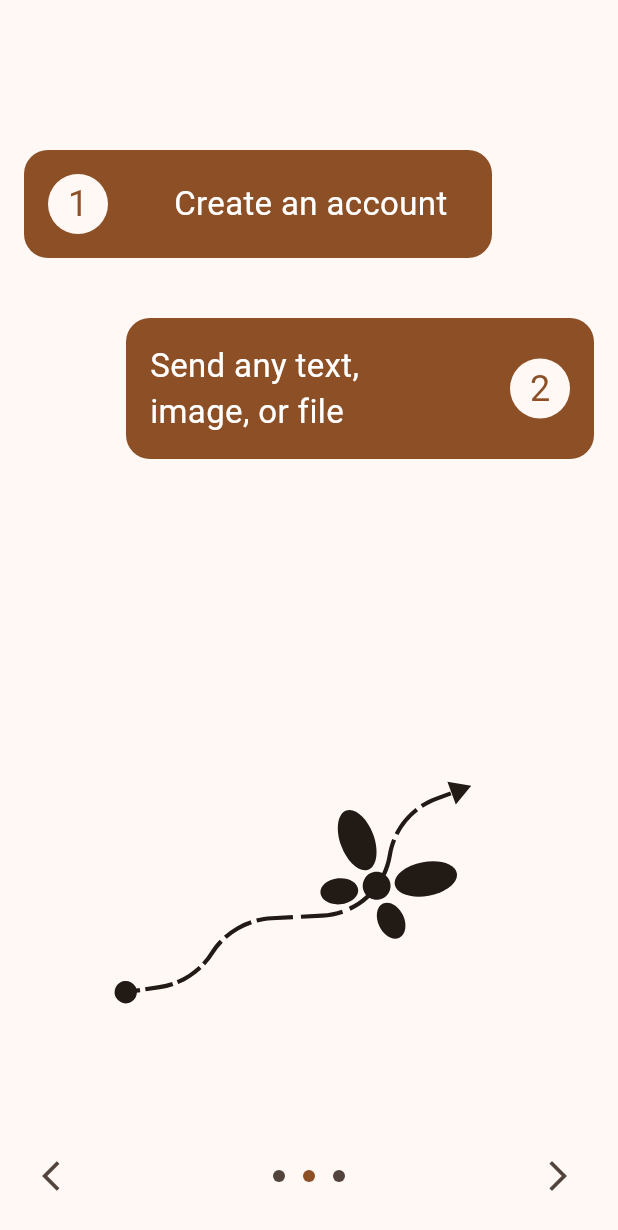
After one commit to ksyro98/passaround, a Flutter app: the screen it shows after launch, after a tap on "Show me how it works", after a tap on the "arrow forward ios" icon, on a phone screen of 412 x 824 dp. The commit adds this screen. Shown: the top 1230 px of the screen. Run offline on Flutter 3.47's test engine with Material 3 defaults, Android fonts, the phone set to English and light mode, and no system bars; drawn by our look-alikes of dynamic_color; our stand-ins replace cloud_firestore, equatable, file_picker, firebase_auth, firebase_core, firebase_storage and 4 more; missing offline and left inert: dart:html, super_clipboard, super_drag_and_drop; accounts and stored records are empty; generated files the repository leaves out were written again.

Commit message:
Added onboarding flow for mobile

```diff
--- a/lib/features/auth/ui/log_in/log_in_screen.dart
+++ b/lib/features/auth/ui/log_in/log_in_screen.dart
@@ -6,6 +6,7 @@ import 'package:passaround/features/auth/ui/common/auth_base_screen.dart';
 import 'package:passaround/navigation/auth/sign_up_go_route.dart';
 
 import '../../../../navigation/auth/auth_extras.dart';
+import '../../../info/onboarding/onboarding_sheet.dart';
 
 class LogInScreen extends StatefulWidget {
   final String email;
@@ -18,6 +19,12 @@ class LogInScreen extends StatefulWidget {
 }
 
 class _LogInScreenState extends State<LogInScreen> {
+  @override
+  void initState() {
+    super.initState();
+    OnboardingSheet(context).showIfNeeded();
+  }
+
   @override
   Widget build(BuildContext context) {
     return AuthBaseScreen(
--- /dev/null
+++ b/lib/features/info/onboarding/mobile_first_time_storage.dart
@@ -0,0 +1,14 @@
+import 'package:flutter_secure_storage/flutter_secure_storage.dart';
+import 'package:passaround/utils/constants.dart';
+
+class MobileFirstTimeStorage {
+  final FlutterSecureStorage _storage = const FlutterSecureStorage();
+
+  Future<bool> isFirstTime() async {
+    final bool isNotFirstTime = await _storage.read(key: FlutterSecureStorageValues.firstTimeKey) == "false";
+    return !isNotFirstTime;
+  }
+
+  Future<void> storeNotFirstTime() async =>
+      await _storage.write(key: FlutterSecureStorageValues.firstTimeKey, value: "false");
+}
--- /dev/null
+++ b/lib/features/info/onboarding/onboarding_sheet.dart
@@ -0,0 +1,60 @@
+import 'package:flutter/foundation.dart';
+import 'package:flutter/material.dart';
+import 'package:go_router/go_router.dart';
+import 'package:passaround/features/info/onboarding/mobile_first_time_storage.dart';
+import 'package:passaround/navigation/onboarding_go_route.dart';
+import 'package:passaround/widgets/logo_circular.dart';
+import 'package:passaround/widgets/simple_bottom_sheet.dart';
+
+class OnboardingSheet {
+  final BuildContext _context;
+
+  const OnboardingSheet(this._context);
+
+  Future<void> showIfNeeded() async {
+    if (await _isNeeded()) {
+      // Do not use BuildContexts across async gaps: https://dart.dev/tools/linter-rules/use_build_context_synchronously
+      if (!_context.mounted) return;
+      _show(_context);
+
+      await _updateStorage();
+    }
+  }
+
+  Future<bool> _isNeeded() async {
+    const bool isMobile = !kIsWeb;
+    final bool isFirstTime = await MobileFirstTimeStorage().isFirstTime();
+    return isMobile && isFirstTime;
+  }
+
+  void _show(BuildContext context) {
+    SimpleBottomSheet.showModal(
+      context,
+      child: _startingInfo,
+    );
+  }
+
+  Future<void> _updateStorage() async => MobileFirstTimeStorage().storeNotFirstTime();
+
+  Widget get _startingInfo {
+    return Column(
+      children: [
+        const Text("Welcome to PassAround", style: TextStyle(fontSize: 22)),
+        const SizedBox(height: 6),
+        const Text("We're so glad you're here", style: TextStyle(fontSize: 16)),
+        const SizedBox(height: 24),
+        const LogoCircular(),
+        const SizedBox(height: 30),
+        FilledButton(onPressed: _navigateToGuideScreens, child: const Text("Show me how it works")),
+        TextButton(onPressed: _closeSheet, child: const Text("Skip (I'll figure it out)")),
+      ],
+    );
+  }
+
+  void _navigateToGuideScreens() {
+    Navigator.of(_context).pop();
+    GoRouter.of(_context).pushNamed(MobileGuideGoRoute.name);
+  }
+
+  void _closeSheet() => Navigator.of(_context).pop();
+}
--- /dev/null
+++ b/lib/features/info/onboarding/screens/first_onboarding_screen.dart
@@ -0,0 +1,31 @@
+import 'package:flutter/material.dart';
+import 'package:passaround/features/info/onboarding/screens/widgets/onboarding_card.dart';
+import 'package:passaround/features/info/onboarding/screens/widgets/onboarding_icon.dart';
+import 'package:passaround/widgets/single_child_scroll_view_for_column.dart';
+
+import '../../../../utils/constants.dart';
+
+class FirstOnboardingScreen extends StatelessWidget {
+  const FirstOnboardingScreen({super.key});
+
+  @override
+  Widget build(BuildContext context) {
+    return const SingleChildScrollViewForColumn(
+      padding: EdgeInsets.only(bottom: 64),
+      column: Column(
+        mainAxisAlignment: MainAxisAlignment.spaceBetween,
+        crossAxisAlignment: CrossAxisAlignment.stretch,
+        children: [
+          OnboardingCard(
+            text: OnboardingValues.firstText,
+            number: 1,
+            direction: OnboardingCardDirection.left,
+          ),
+          OnboardingIcon(
+            assetName: AssetValues.onboardingIcon1,
+          ),
+        ],
+      ),
+    );
+  }
+}
--- /dev/null
+++ b/lib/features/info/onboarding/screens/onboarding_screens.dart
@@ -0,0 +1,113 @@
+import 'package:flutter/material.dart';
+import 'package:passaround/features/info/onboarding/screens/first_onboarding_screen.dart';
+import 'package:passaround/features/info/onboarding/screens/second_onboarding_screen.dart';
+import 'package:passaround/features/info/onboarding/screens/third_onboarding_screen.dart';
+
+class OnboardingScreens extends StatefulWidget {
+  const OnboardingScreens({super.key});
+
+  @override
+  State<OnboardingScreens> createState() => _OnboardingScreensState();
+}
+
+class _OnboardingScreensState extends State<OnboardingScreens> {
+  static const int _firstScreenIndex = 0;
+  static const int _lastScreenIndex = 2;
+
+  final PageController _controller = PageController();
+  int get _currentScreenIndex {
+    if (_controller.hasClients) {
+      return _controller.page?.round() ?? 0;
+    }
+    return 0;
+  }
+
+  bool get _isFirstScreen => _currentScreenIndex == _firstScreenIndex;
+  bool get _isLastScreen => _currentScreenIndex == _lastScreenIndex;
+
+  @override
+  Widget build(BuildContext context) {
+    return Scaffold(
+      body: Stack(
+        children: [
+          _screen,
+          Align(
+            alignment: Alignment.bottomCenter,
+            child: _stepper,
+          ),
+        ],
+      ),
+    );
+  }
+
+  Widget get _screen {
+    return Padding(
+      padding: const EdgeInsets.only(top: 64, bottom: 64),
+      child: PageView(
+        controller: _controller,
+        onPageChanged: (value) => setState(() {}),
+        children: const [
+          FirstOnboardingScreen(),
+          SecondOnboardingScreen(),
+          ThirdOnboardingScreen(),
+        ],
+      ),
+    );
+  }
+
+  Widget get _stepper {
+    return Padding(
+      padding: const EdgeInsets.all(16),
+      child: Row(
+        mainAxisAlignment: MainAxisAlignment.spaceBetween,
+        children: [
+          IconButton(
+            onPressed: _isFirstScreen ? null : _moveBack,
+            icon: const Icon(Icons.arrow_back_ios),
+          ),
+          _counterDots,
+          IconButton(
+            onPressed: _isLastScreen ? _exitScreens : _moveForward,
+            icon: Icon(_isLastScreen ? Icons.check : Icons.arrow_forward_ios),
+          ),
+        ],
+      ),
+    );
+  }
+
+  Widget get _counterDots {
+    return Row(
+      children: List<int>.generate(_lastScreenIndex - _firstScreenIndex + 1, (index) => _firstScreenIndex + index)
+          .map(
+            (index) => Padding(
+              padding: const EdgeInsets.all(6),
+              child: Container(
+                height: 8,
+                width: 8,
+                decoration: BoxDecoration(
+                  color: index == _currentScreenIndex
+                      ? Theme.of(context).colorScheme.primary
+                      : Theme.of(context).colorScheme.onSurfaceVariant,
+                  borderRadius: const BorderRadius.all(Radius.circular(360)),
+                ),
+              ),
+            ),
+          )
+          .toList(),
+    );
+  }
+
+  void _moveBack() {
+    if (_currentScreenIndex > _firstScreenIndex) {
+      _controller.jumpToPage(_currentScreenIndex - 1);
+    }
+  }
+
+  void _moveForward() {
+    if (_currentScreenIndex < _lastScreenIndex) {
+      _controller.jumpToPage(_currentScreenIndex + 1);
+    }
+  }
+
+  void _exitScreens() => Navigator.of(context).pop();
+}
--- /dev/null
+++ b/lib/features/info/onboarding/screens/second_onboarding_screen.dart
@@ -0,0 +1,40 @@
+import 'package:flutter/material.dart';
+import 'package:passaround/features/info/onboarding/screens/widgets/onboarding_card.dart';
+import 'package:passaround/features/info/onboarding/screens/widgets/onboarding_icon.dart';
+
+import '../../../../utils/constants.dart';
+import '../../../../widgets/single_child_scroll_view_for_column.dart';
+
+class SecondOnboardingScreen extends StatelessWidget {
+  const SecondOnboardingScreen({super.key});
+
+  @override
+  Widget build(BuildContext context) {
+    return const SingleChildScrollViewForColumn(
+      padding: EdgeInsets.only(bottom: 64),
+      column: Column(
+        mainAxisAlignment: MainAxisAlignment.spaceBetween,
+        crossAxisAlignment: CrossAxisAlignment.stretch,
+        children: [
+          Column(
+            children: [
+              OnboardingCard(
+                text: OnboardingValues.firstText,
+                number: 1,
+                direction: OnboardingCardDirection.left,
+              ),
+              OnboardingCard(
+                text: OnboardingValues.secondText,
+                number: 2,
+                direction: OnboardingCardDirection.right,
+              ),
+            ],
+          ),
+          OnboardingIcon(
+            assetName: AssetValues.onboardingIcon2,
+          ),
+        ],
+      ),
+    );
+  }
+}
--- /dev/null
+++ b/lib/features/info/onboarding/screens/third_onboarding_screen.dart
@@ -0,0 +1,45 @@
+import 'package:flutter/material.dart';
+import 'package:passaround/features/info/onboarding/screens/widgets/onboarding_card.dart';
+import 'package:passaround/features/info/onboarding/screens/widgets/onboarding_icon.dart';
+
+import '../../../../utils/constants.dart';
+import '../../../../widgets/single_child_scroll_view_for_column.dart';
+
+class ThirdOnboardingScreen extends StatelessWidget {
+  const ThirdOnboardingScreen({super.key});
+
+  @override
+  Widget build(BuildContext context) {
+    return const SingleChildScrollViewForColumn(
+      padding: EdgeInsets.only(bottom: 64),
+      column: Column(
+        mainAxisAlignment: MainAxisAlignment.spaceBetween,
+        crossAxisAlignment: CrossAxisAlignment.stretch,
+        children: [
+          Column(
+            children: [
+              OnboardingCard(
+                text: OnboardingValues.firstText,
+                number: 1,
+                direction: OnboardingCardDirection.left,
+              ),
+              OnboardingCard(
+                text: OnboardingValues.secondText,
+                number: 2,
+                direction: OnboardingCardDirection.right,
+              ),
+              OnboardingCard(
+                text: OnboardingValues.thirdText,
+                number: 3,
+                direction: OnboardingCardDirection.left,
+              ),
+            ],
+          ),
+          OnboardingIcon(
+            assetName: AssetValues.onboardingIcon3,
+          ),
+        ],
+      ),
+    );
+  }
+}
--- /dev/null
+++ b/lib/features/info/onboarding/screens/widgets/onboarding_card.dart
@@ -0,0 +1,95 @@
+import 'package:flutter/material.dart';
+
+enum OnboardingCardDirection { left, right }
+
+class OnboardingCard extends StatelessWidget {
+  final String text;
+  final int number;
+  final OnboardingCardDirection direction;
+
+  const OnboardingCard({
+    super.key,
+    required this.text,
+    required this.number,
+    required this.direction,
+  });
+
+  double get _rightPadding => direction == OnboardingCardDirection.left ? 80 : 12;
+  double get _leftPadding => direction == OnboardingCardDirection.right ? 80 : 12;
+
+  @override
+  Widget build(BuildContext context) {
+    return Padding(
+      padding: EdgeInsets.only(top: 32, right: _rightPadding, left: _leftPadding),
+      child: SizedBox(
+        // height: 80,
+        child: Card(
+          color: Theme.of(context).colorScheme.primary,
+          shape: const RoundedRectangleBorder(
+            borderRadius: BorderRadius.all(
+              Radius.circular(16),
+            ),
+          ),
+          elevation: 0,
+          child: SizedBox(
+            // height: 200,
+            // width: 200,
+            child: Row(
+              children: [
+                _firstItem(context),
+                const SizedBox(width: 12),
+                _secondItem(context),
+              ],
+            ),
+          ),
+        ),
+      ),
+    );
+  }
+
+  Widget _firstItem(BuildContext context) =>
+      direction == OnboardingCardDirection.left ? _onboardingNumber(context) : _onboardingText(context);
+
+  Widget _secondItem(BuildContext context) =>
+      direction == OnboardingCardDirection.left ? _onboardingText(context) : _onboardingNumber(context);
+
+  Widget _onboardingNumber(BuildContext context) {
+    return Padding(
+      padding: const EdgeInsets.all(12),
+      child: Card(
+        color: Theme.of(context).colorScheme.background,
+        shape: const RoundedRectangleBorder(
+          borderRadius: BorderRadius.all(
+            Radius.circular(360),
+          ),
+        ),
+        elevation: 0,
+        child: SizedBox(
+          height: 40,
+          width: 40,
+          child: Center(
+            child: Text(
+              number.toString(),
+              style: TextStyle(color: Theme.of(context).colorScheme.primary, fontSize: 24),
+            ),
+          ),
+        ),
+      ),
+    );
+  }
+
+  Widget _onboardingText(BuildContext context) {
+    return Expanded(
+      child: Padding(
+        padding: const EdgeInsets.all(16),
+        child: Text(
+          text,
+          style: TextStyle(
+            color: Theme.of(context).colorScheme.onPrimary,
+            fontSize: 22,
+          ),
+        ),
+      ),
+    );
+  }
+}
--- /dev/null
+++ b/lib/features/info/onboarding/screens/widgets/onboarding_icon.dart
@@ -0,0 +1,17 @@
+import 'package:flutter/material.dart';
+import 'package:flutter_svg/svg.dart';
+
+class OnboardingIcon extends StatelessWidget {
+  final String assetName;
+
+  const OnboardingIcon({super.key, required this.assetName});
+
+  @override
+  Widget build(BuildContext context) {
+    return SvgPicture.asset(
+      assetName,
+      width: 180,
+      height: 180,
+      colorFilter: ColorFilter.mode(Theme.of(context).colorScheme.onBackground, BlendMode.srcIn),
+    );  }
+}
--- a/lib/navigation/main_go_router.dart
+++ b/lib/navigation/main_go_router.dart
@@ -3,6 +3,7 @@ import 'package:passaround/navigation/info/about_go_route.dart';
 import 'package:passaround/navigation/auth/log_in_go_route.dart';
 import 'package:passaround/navigation/image_go_route.dart';
 import 'package:passaround/navigation/info/faq_go_route.dart';
+import 'package:passaround/navigation/onboarding_go_route.dart';
 import 'package:passaround/navigation/share_go_route.dart';
 import 'package:passaround/navigation/auth/sign_up_go_route.dart';
 import 'package:passaround/navigation/profile_go_route.dart';
@@ -25,6 +26,7 @@ class MainGoRouter {
       ImageGoRoute().get(),
       AboutGoRoute().get(),
       FaqGoRoute().get(),
+      MobileGuideGoRoute().get(),
     ],
   );
 }
--- /dev/null
+++ b/lib/navigation/onboarding_go_route.dart
@@ -0,0 +1,16 @@
+import 'package:go_router/go_router.dart';
+import 'package:passaround/features/info/onboarding/screens/onboarding_screens.dart';
+
+import 'navigation_base.dart';
+
+class MobileGuideGoRoute implements NavigationBase<GoRoute> {
+  static const String name = 'guide';
+  static const String path = '/guide';
+
+  @override
+  GoRoute get() => GoRoute(
+    name: name,
+    path: path,
+    builder: (context, state) => const OnboardingScreens(),
+  );
+}
--- a/lib/utils/constants.dart
+++ b/lib/utils/constants.dart
@@ -13,6 +13,9 @@ class AssetValues {
   static const String logoCircular = 'assets/logo_circular.svg';
   static const String logoHalfBlackLarge = 'assets/logo_large_half_black.svg';
   static const String googlePlayBadge = 'assets/google_play_badge.png';
+  static const String onboardingIcon1 = 'assets/onboarding_icon_1.svg';
+  static const String onboardingIcon2 = 'assets/onboarding_icon_2.svg';
+  static const String onboardingIcon3 = 'assets/onboarding_icon_3.svg';
 }
 
 class TypeValues {
@@ -27,3 +30,13 @@ class AuthValues {
 class NativeValues {
   static const int androidApi12LVersionCode = 32;
 }
+
+class FlutterSecureStorageValues {
+  static const String firstTimeKey = "firstTimeKey";
+}
+
+class OnboardingValues {
+  static const String firstText = "Create an account";
+  static const String secondText = "Send any text, image, or file";
+  static const String thirdText = "Log in from another device and access them";
+}
--- /dev/null
+++ b/lib/widgets/simple_bottom_sheet.dart
@@ -0,0 +1,45 @@
+import 'package:flutter/material.dart';
+
+class SimpleBottomSheet extends BottomSheet {
+  /// It is unclear if [onClosing] is working
+  static void showModal(BuildContext context, {required Widget child, void Function()? onClosing}) {
+    WidgetsBinding.instance.addPostFrameCallback((_) {
+      showModalBottomSheet(
+        context: context,
+        builder: (context) => SimpleBottomSheet(
+          onClosing: onClosing ?? () {},
+          child: child,
+        ),
+      );
+    });
+  }
+
+  /// It is unclear if [onClosing] is working
+  static void showPersistent(BuildContext context, {required Widget child, void Function()? onClosing}) {
+    WidgetsBinding.instance.addPostFrameCallback((_) {
+      Scaffold.of(context).showBottomSheet(
+        (context) => SimpleBottomSheet(
+          onClosing: onClosing ?? () {},
+          child: child,
+        ),
+      );
+    });
+  }
+
+  static Widget _getSheetLayout(Widget child) {
+    return Padding(
+      padding: const EdgeInsets.symmetric(vertical: 18),
+      child: SingleChildScrollView(child: child),
+    );
+  }
+
+  SimpleBottomSheet({
+    super.key,
+    required Widget child,
+    required void Function() onClosing,
+  }) : super(
+          builder: (context) => _getSheetLayout(child),
+          onClosing: onClosing,
+          enableDrag: false,
+        );
+}
--- /dev/null
+++ b/lib/widgets/single_child_scroll_view_for_column.dart
@@ -0,0 +1,27 @@
+import 'package:flutter/material.dart';
+
+class SingleChildScrollViewForColumn extends StatelessWidget {
+  final Column column;
+  final EdgeInsets? padding;
+
+  const SingleChildScrollViewForColumn({super.key, required this.column, this.padding});
+
+  @override
+  Widget build(BuildContext context) {
+    return LayoutBuilder(
+      builder: (BuildContext context, BoxConstraints viewportConstraints) {
+        return SingleChildScrollView(
+          child: ConstrainedBox(
+            constraints: BoxConstraints(minHeight: viewportConstraints.maxHeight),
+            child: IntrinsicHeight(
+              child: Padding(
+                padding: padding ?? const EdgeInsets.all(0),
+                child: column,
+              ),
+            ),
+          ),
+        );
+      },
+    );
+  }
+}
--- a/pubspec.yaml
+++ b/pubspec.yaml
@@ -24,6 +24,7 @@ dependencies:
   url_launcher: ^6.2.2
   firebase_storage: ^11.5.6
   flutter_svg: ^2.0.9
+  flutter_secure_storage: ^9.0.0
 
   flutter_web_plugins:
     sdk: flutter
```
Also changed, not shown: assets/onboarding_icon_1.svg (added), assets/onboarding_icon_2.svg (added), assets/onboarding_icon_3.svg (added), pubspec.lock, 5 other files.
